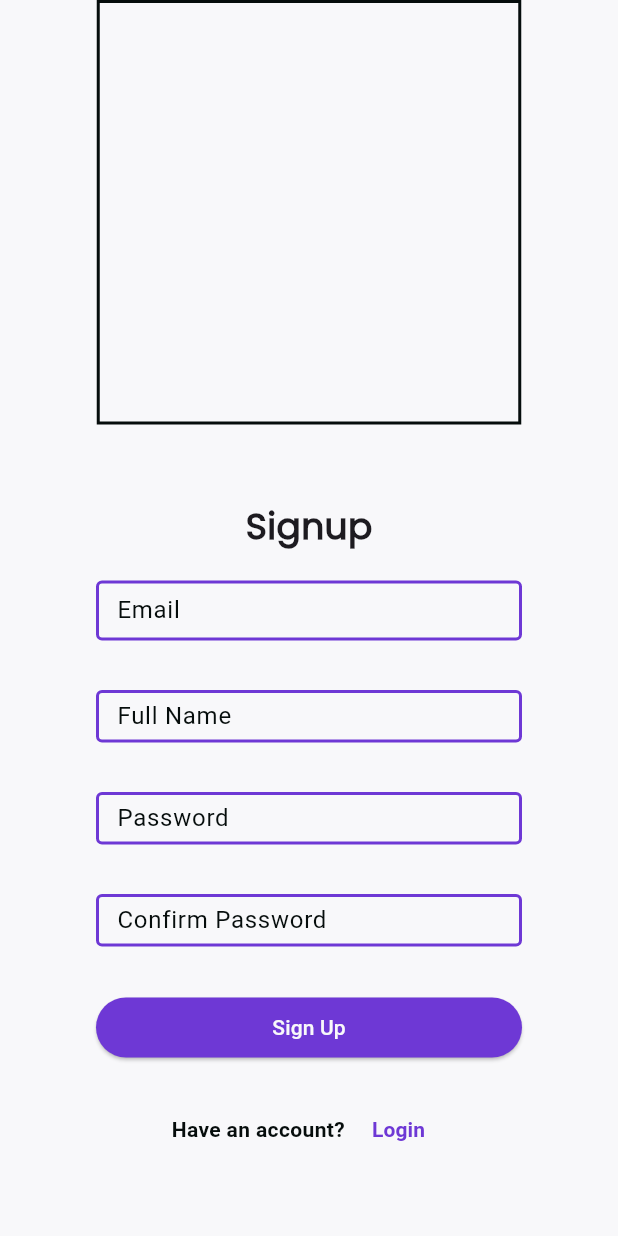
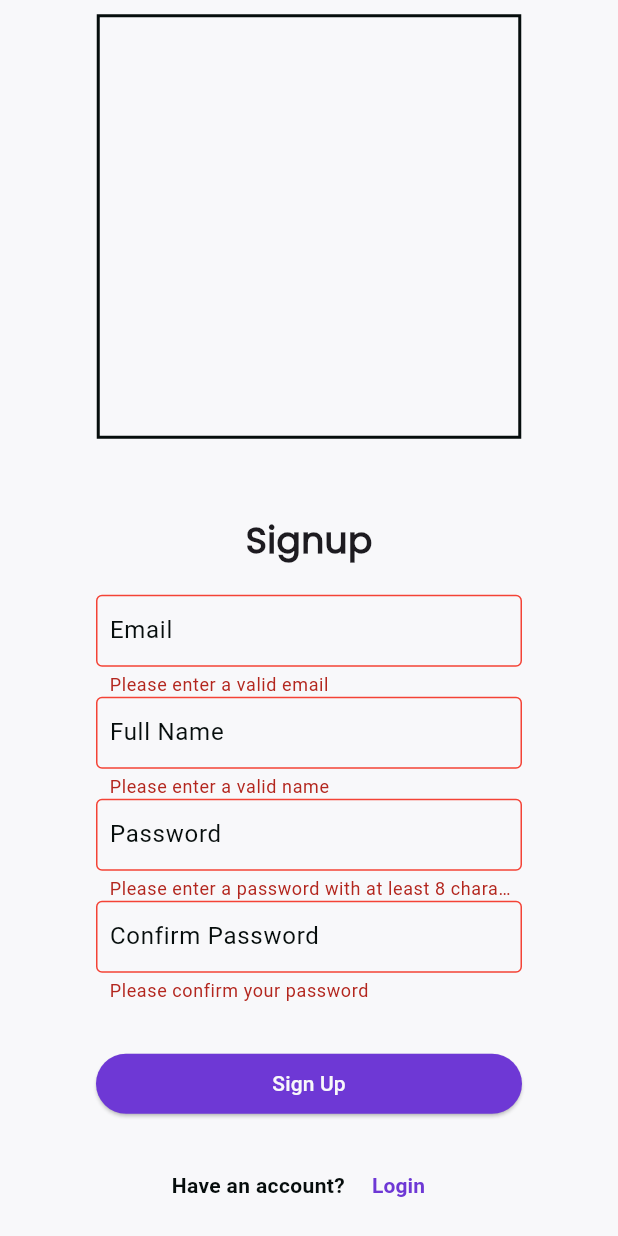
Before and after one commit to Jheng318/231483Y_Project1_JiaHong, a Flutter app: the SignupPage screen opened directly, after a tap on "Sign Up", on a phone screen of 412 x 824 dp. Run offline on Flutter 3.47's test engine with Material 3 defaults, Android fonts, the phone set to English and light mode, and no system bars.

Commit message:
fix form validation

```diff
--- a/lib/main.dart
+++ b/lib/main.dart
@@ -1,5 +1,4 @@
 import 'package:flutter/material.dart';
-import 'package:jiahong_mad_project/pages/signup.dart';
 import 'pages/login.dart';
 import 'pages/signup.dart';
 import 'pages/aboutus.dart';
--- a/lib/pages/home.dart
+++ b/lib/pages/home.dart
@@ -15,6 +15,5 @@ class _HomePageState extends State<HomePage> {
     return Scaffold(
       body: Text("hello data ${widget.data.email} and ${widget.data.pwd}"),
     );
-    ;
   }
 }
--- a/lib/pages/signUp.dart
+++ b/lib/pages/signUp.dart
@@ -2,14 +2,6 @@ import 'package:flutter/material.dart';
 import 'package:jiahong_mad_project/color_extensions.dart';
 import 'package:jiahong_mad_project/data/users.dart';
 import 'package:jiahong_mad_project/pages/login.dart';
-
-class UserSignup {
-  final String email;
-  final String name;
-  final String pwd;
-  final String confirm;
-  UserSignup(this.email, this.name, this.pwd, this.confirm);
-}
 
 class SignupPage extends StatefulWidget {
   const SignupPage({super.key});
@@ -19,20 +11,58 @@ class SignupPage extends StatefulWidget {
 }
 
 class _SignupPageState extends State<SignupPage> {
-  final TextEditingController _emailController = TextEditingController();
-  final TextEditingController _pwdController = TextEditingController();
-  final TextEditingController _nameController = TextEditingController();
-  final TextEditingController _confirmController = TextEditingController();
-  // shared preferences
-  // must parse the data from the signup to the login
+  final _formKey = GlobalKey<FormState>();
+  String? email, fullName, password, confirmPass;
+
+  String? validateEmail(String? email) {
+    RegExp emailRegex = RegExp(r'^[\w\.-]+@[\w-]+\.\w{2,3}(\.\w{2,3})?$');
+    final isEmailValid = emailRegex.hasMatch(email ?? '');
+    if (!isEmailValid) {
+      return 'Please enter a valid email';
+    }
+    return null;
+  }
+
+  String? validatePassword(String? password) {
+    RegExp passwordRegex = RegExp(
+      r"^(?=.*[a-z])(?=.*[A-Z])(?=.*\d)(?=.*[@$!%*?&])[A-Za-z\d@$!%*?&]{8,}$",
+    );
+    final isPasswordValid = passwordRegex.hasMatch(password ?? '');
+    if (!isPasswordValid) {
+      return 'Please enter a password with at least 8 characters with at least\n'
+          '1 lowercase and uppercase letter and 1 digit';
+    }
+
+    return null;
+  }
+
+  String? validateName(String? name) {
+    RegExp nameRegex = RegExp(r'^[A-Za-z\s]+$');
+    final isNameValid = nameRegex.hasMatch(name ?? '');
+    if (!isNameValid) return "Please enter a valid name";
+    return null;
+  }
+
+  String? validateConfirmPass(String? confirm) {
+    if (confirm == null || confirm.isEmpty) {
+      return "Please confirm your password";
+    }
+    if (confirm != _passwordController.text) {
+      return "The confirm password does not match";
+    }
+
+    return null;
+  }
+
   final users = listOfUsers();
+  final _passwordController = TextEditingController();
   @override
   Widget build(BuildContext context) {
     return Scaffold(
       backgroundColor: ColorExtensions.gray,
-      body: SingleChildScrollView(
-        child: Center(
+      body: Center(
         widthFactor: MediaQuery.of(context).size.width * 0.9,
+        child: SingleChildScrollView(
           child: Column(
             mainAxisAlignment: MainAxisAlignment.center,
             children: [
@@ -52,100 +82,131 @@ class _SignupPageState extends State<SignupPage> {
                     fontSize: 24),
               ),
               const SizedBox(height: 20),
-              SizedBox(
-                width: 284,
-                height: 40,
-                child: TextField(
+              Form(
+                  key: _formKey,
+                  child: Column(
+                    children: [
+                      TextFormField(
                         decoration: InputDecoration(
+                          constraints: const BoxConstraints(
+                            maxWidth: 284,
+                          ),
                           filled: true,
                           fillColor: ColorExtensions.gray,
-                    hintStyle: const TextStyle(color: ColorExtensions.black),
+                          hintStyle:
+                              const TextStyle(color: ColorExtensions.black),
                           hintText: 'Email',
-                    contentPadding: const EdgeInsets.fromLTRB(10, 5, 0, 0),
-                    enabledBorder: OutlineInputBorder(
+                          contentPadding:
+                              const EdgeInsets.fromLTRB(5, 10, 0, 0),
+                          errorBorder: OutlineInputBorder(
+                            borderRadius: BorderRadius.circular(4),
+                            borderSide: const BorderSide(color: Colors.red),
+                          ),
+                          border: OutlineInputBorder(
+                              borderRadius: BorderRadius.circular(4),
+                              borderSide: const BorderSide(
+                                  color: ColorExtensions.purple)),
+                        ),
+                        validator: validateEmail,
+                        autovalidateMode: AutovalidateMode.onUserInteraction,
+                        onSaved: (val) {
+                          setState(() {
+                            email = val;
+                          });
+                        },
+                      ),
+                      TextFormField(
+                        decoration: InputDecoration(
+                          constraints: const BoxConstraints(
+                            maxWidth: 284,
+                          ),
+                          filled: true,
+                          fillColor: ColorExtensions.gray,
+                          hintStyle:
+                              const TextStyle(color: ColorExtensions.black),
+                          hintText: 'Full Name',
+                          contentPadding:
+                              const EdgeInsets.fromLTRB(5, 10, 0, 0),
+                          errorBorder: OutlineInputBorder(
+                            borderRadius: BorderRadius.circular(4),
+                            borderSide: const BorderSide(color: Colors.red),
+                          ),
+                          border: OutlineInputBorder(
+                              borderRadius: BorderRadius.circular(4),
+                              borderSide: const BorderSide(
+                                  color: ColorExtensions.purple)),
+                        ),
+                        validator: validateName,
+                        autovalidateMode: AutovalidateMode.onUserInteraction,
+                        onSaved: (val) {
+                          setState(() {
+                            fullName = val;
+                          });
+                        },
+                      ),
+                      TextFormField(
+                        obscureText: false,
+                        controller: _passwordController,
+                        decoration: InputDecoration(
+                          constraints: const BoxConstraints(
+                            maxWidth: 284,
+                          ),
+                          filled: true,
+                          contentPadding:
+                              const EdgeInsets.fromLTRB(5, 10, 0, 0),
+                          fillColor: ColorExtensions.gray,
+                          hintStyle:
+                              const TextStyle(color: ColorExtensions.black),
+                          hintText: 'Password',
+                          border: OutlineInputBorder(
                               borderRadius: BorderRadius.circular(4),
                               borderSide: const BorderSide(
                                   color: ColorExtensions.purple, width: 2.0)),
-                    focusedBorder: OutlineInputBorder(
+                          errorBorder: OutlineInputBorder(
                             borderRadius: BorderRadius.circular(4),
-                        borderSide: const BorderSide(
-                            color: ColorExtensions.lightPurple, width: 2.0)),
-                  ),
-                  controller: _emailController,
+                            borderSide: const BorderSide(color: Colors.red),
                           ),
                         ),
-              const Padding(padding: EdgeInsets.only(top: 33)),
-              SizedBox(
-                width: 284,
-                height: 35,
-                child: TextField(
-                  obscureText: true,
+                        validator: validatePassword,
+                        autovalidateMode: AutovalidateMode.onUserInteraction,
+                        onSaved: (val) {
+                          setState(() {
+                            password = val;
+                          });
+                        },
+                      ),
+                      TextFormField(
+                        obscureText: false,
                         decoration: InputDecoration(
+                          constraints: const BoxConstraints(
+                            maxWidth: 284,
+                          ),
                           filled: true,
+                          contentPadding:
+                              const EdgeInsets.fromLTRB(5, 10, 0, 0),
                           fillColor: ColorExtensions.gray,
-                    hintStyle: const TextStyle(color: ColorExtensions.black),
-                    hintText: 'Full Name',
-                    contentPadding: const EdgeInsets.fromLTRB(10, 5, 0, 0),
-                    enabledBorder: OutlineInputBorder(
+                          hintStyle:
+                              const TextStyle(color: ColorExtensions.black),
+                          hintText: 'Confirm Password',
+                          border: OutlineInputBorder(
                               borderRadius: BorderRadius.circular(4),
                               borderSide: const BorderSide(
                                   color: ColorExtensions.purple, width: 2.0)),
-                    focusedBorder: OutlineInputBorder(
+                          errorBorder: OutlineInputBorder(
                             borderRadius: BorderRadius.circular(4),
-                        borderSide: const BorderSide(
-                            color: ColorExtensions.lightPurple, width: 2.0)),
-                  ),
-                  controller: _nameController,
+                            borderSide: const BorderSide(color: Colors.red),
                           ),
                         ),
-              const Padding(padding: EdgeInsets.only(top: 33)),
-              SizedBox(
-                width: 284,
-                height: 35,
-                child: TextField(
-                  obscureText: true,
-                  decoration: InputDecoration(
-                    filled: true,
-                    fillColor: ColorExtensions.gray,
-                    hintStyle: const TextStyle(color: ColorExtensions.black),
-                    hintText: 'Password',
-                    contentPadding: const EdgeInsets.fromLTRB(10, 5, 0, 0),
-                    enabledBorder: OutlineInputBorder(
-                        borderRadius: BorderRadius.circular(4),
-                        borderSide: const BorderSide(
-                            color: ColorExtensions.purple, width: 2.0)),
-                    focusedBorder: OutlineInputBorder(
-                        borderRadius: BorderRadius.circular(4),
-                        borderSide: const BorderSide(
-                            color: ColorExtensions.lightPurple, width: 2.0)),
+                        validator: validateConfirmPass,
+                        autovalidateMode: AutovalidateMode.onUserInteraction,
+                        onSaved: (val) {
+                          setState(() {
+                            confirmPass = val;
+                          });
+                        },
                       ),
-                  controller: _pwdController,
-                ),
-              ),
-              const Padding(padding: EdgeInsets.only(top: 33)),
-              SizedBox(
-                width: 284,
-                height: 35,
-                child: TextField(
-                  obscureText: true,
-                  decoration: InputDecoration(
-                    filled: true,
-                    fillColor: ColorExtensions.gray,
-                    hintStyle: const TextStyle(color: ColorExtensions.black),
-                    hintText: 'Confirm Password',
-                    contentPadding: const EdgeInsets.fromLTRB(10, 5, 0, 0),
-                    enabledBorder: OutlineInputBorder(
-                        borderRadius: BorderRadius.circular(4),
-                        borderSide: const BorderSide(
-                            color: ColorExtensions.purple, width: 2.0)),
-                    focusedBorder: OutlineInputBorder(
-                        borderRadius: BorderRadius.circular(4),
-                        borderSide: const BorderSide(
-                            color: ColorExtensions.lightPurple, width: 2.0)),
-                  ),
-                  controller: _confirmController,
-                ),
-              ),
+                    ],
+                  )),
               const SizedBox(
                 height: 30,
               ),
@@ -154,29 +215,28 @@ class _SignupPageState extends State<SignupPage> {
                   ElevatedButton(
                     onPressed: () {
                       // loop throught the users array and check wheher the textfield data is in the users array
-                      UserSignup data = UserSignup(
-                          _emailController.text,
-                          _nameController.text,
-                          _pwdController.text,
-                          _confirmController.text);
+                      // to check whether the user entered something into the input
 
-                      // to check whether the user entered something into the input
+                      if (_formKey.currentState!.validate()) {
+                        // save the form values int the email an password variables
+                        _formKey.currentState!.save();
+
+                        User data = User(
+                            email: email!,
+                            fullName: fullName!,
+                            password: password!);
+                        // to check if there is data that is recieved from the form an add it into the users array
                         if (data.email.isNotEmpty &&
-                          data.name.isNotEmpty &&
-                          data.pwd.isNotEmpty &&
-                          data.confirm.isNotEmpty) {
-                        // to create a new User and
-                        User newUser = User(
-                            email: data.email,
-                            fullName: data.name,
-                            password: data.pwd);
-                        // add new user to the end of the array
-                        users.add(newUser);
-                        // switch to the login page
+                            data.fullName.isNotEmpty &&
+                            data.password.isNotEmpty) {
+                          users.add(data);
+
                           Navigator.push(
                               context,
                               MaterialPageRoute(
-                                builder: (context) => LoginPage(users: users)));
+                                  builder: (context) =>
+                                      LoginPage(users: users)));
+                        }
                       }
                     },
                     style: ElevatedButton.styleFrom(
@@ -222,114 +282,3 @@ class _SignupPageState extends State<SignupPage> {
     );
   }
 }
-
-class MyApp extends StatelessWidget {
-  @override
-  Widget build(BuildContext context) {
-    return Center(
-      child: SizedBox(
-        width: MediaQuery.of(context).size.width * 0.9,
-        child: Column(
-          mainAxisAlignment: MainAxisAlignment.center,
-          mainAxisSize: MainAxisSize.max,
-          children: [
-            Container(
-              width: 283,
-              height: 283,
-              decoration: BoxDecoration(
-                  border: Border.all(width: 2.0, color: ColorExtensions.black)),
-            ),
-            const SizedBox(height: 50),
-            const Text(
-              "Login",
-              style: TextStyle(
-                  fontWeight: FontWeight.w600,
-                  fontFamily: 'Poppins',
-                  fontSize: 24),
-            ),
-            const SizedBox(height: 20),
-            SizedBox(
-              width: 284,
-              height: 40,
-              child: TextField(
-                decoration: InputDecoration(
-                  filled: true,
-                  fillColor: ColorExtensions.gray,
-                  hintStyle: const TextStyle(color: ColorExtensions.black),
-                  hintText: 'Email',
-                  contentPadding: const EdgeInsets.fromLTRB(10, 5, 0, 0),
-                  enabledBorder: OutlineInputBorder(
-                      borderRadius: BorderRadius.circular(4),
-                      borderSide: const BorderSide(
-                          color: ColorExtensions.purple, width: 2.0)),
-                  focusedBorder: OutlineInputBorder(
-                      borderRadius: BorderRadius.circular(4),
-                      borderSide: const BorderSide(
-                          color: ColorExtensions.lightPurple, width: 2.0)),
-                ),
-              ),
-            ),
-            const Padding(padding: EdgeInsets.only(top: 33)),
-            SizedBox(
-              width: 284,
-              height: 35,
-              child: TextField(
-                obscureText: true,
-                decoration: InputDecoration(
-                  filled: true,
-                  fillColor: ColorExtensions.gray,
-                  hintStyle: const TextStyle(color: ColorExtensions.black),
-                  hintText: 'Password',
-                  contentPadding: const EdgeInsets.fromLTRB(10, 5, 0, 0),
-                  enabledBorder: OutlineInputBorder(
-                      borderRadius: BorderRadius.circular(4),
-                      borderSide: const BorderSide(
-                          color: ColorExtensions.purple, width: 2.0)),
-                  focusedBorder: OutlineInputBorder(
-                      borderRadius: BorderRadius.circular(4),
-                      borderSide: const BorderSide(
-                          color: ColorExtensions.lightPurple, width: 2.0)),
-                ),
-              ),
-            ),
-            const SizedBox(
-              height: 80,
-            ),
-            Column(
-              children: [
-                ElevatedButton(
-                  onPressed: () {},
-                  style: ElevatedButton.styleFrom(
-                      fixedSize: const Size.fromWidth(284),
-                      backgroundColor: ColorExtensions.purple,
-                      foregroundColor: ColorExtensions.gray),
-                  child: const Text('Login'),
-                ),
-                const Padding(padding: EdgeInsets.only(top: 39)),
-                const Row(
-                  crossAxisAlignment: CrossAxisAlignment.center,
-                  mainAxisAlignment: MainAxisAlignment.center,
-                  mainAxisSize: MainAxisSize.max,
-                  children: [
-                    Text(
-                      "Don't have an account? ",
-                      style: TextStyle(
-                          color: ColorExtensions.black,
-                          fontWeight: FontWeight.bold),
-                    ),
-                    Text(
-                      "SignUp",
-                      style: TextStyle(
-                          color: ColorExtensions.purple,
-                          fontWeight: FontWeight.bold),
-                    )
-                  ],
-                )
-              ],
-            )
-          ],
-        ),
-      ),
-    );
-  }
-}
```
Also changed, not shown: lib/pages/login.dart (+7 -5 lines). Lines whose indentation alone changed are shown as unchanged.
